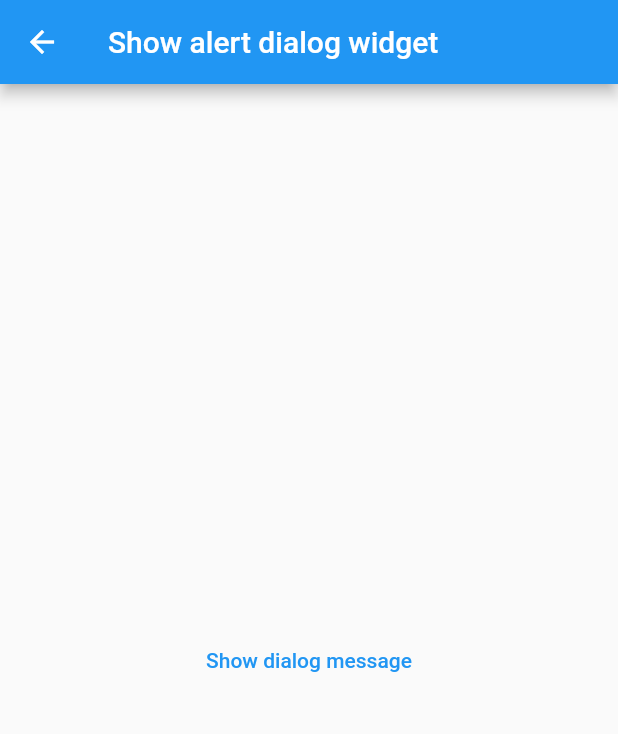
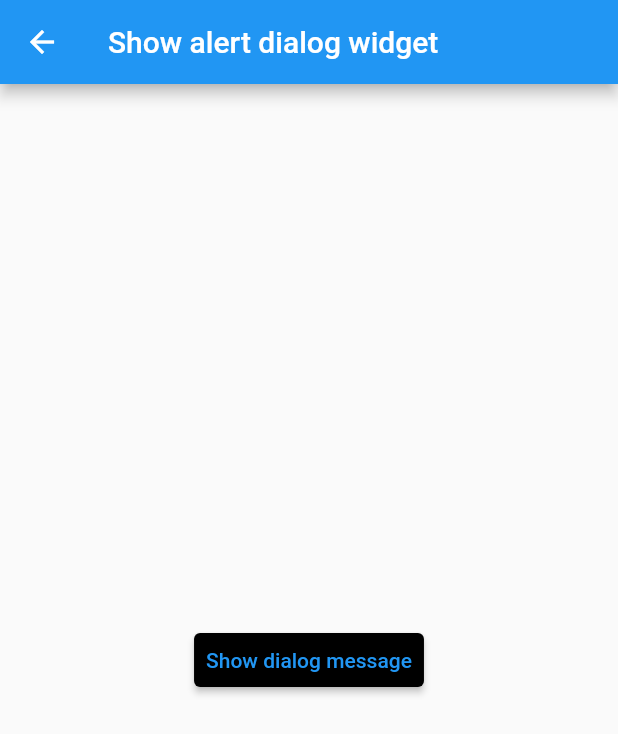
Before and after one commit to indieka900/flutterwidgets, a Flutter app: the screen it shows after launch, after a tap on "Show Dialog", on a phone screen of 412 x 824 dp. Shown: the top 734 px of the screen. Run offline on Flutter 3.47's test engine with Material 2 defaults, Android fonts, the phone set to English and light mode, and no system bars.

Commit message:
Flutter widgets

```diff
--- a/flutter_application/lib/main.dart
+++ b/flutter_application/lib/main.dart
@@ -83,7 +83,9 @@ class _MyhommiepageState extends State<Myhommiepage> {
                   },
                   child: const Text('Aboutlist Tile'),
                 ),
-                ElevatedButton(
+                Padding(
+                  padding: const EdgeInsets.only(right: 8.0),
+                  child: ElevatedButton(
                     onPressed: () {
                       setState(() {
                         Navigator.of(context).push(
@@ -95,7 +97,8 @@ class _MyhommiepageState extends State<Myhommiepage> {
                         );
                       });
                     },
-                  child: const Text('Aboutlist Tile'),
+                    child: const Text('Absorb pointer'),
+                  ),
                 ),
               ],
             ),
--- a/flutter_application/lib/widgetsexample/widget_4.dart
+++ b/flutter_application/lib/widgetsexample/widget_4.dart
@@ -11,6 +11,10 @@ class Showdialogw extends StatelessWidget {
       ),
       body: Center(
         child: TextButton(
+          style: TextButton.styleFrom(
+              backgroundColor: Colors.black,
+              animationDuration: const Duration(seconds: 2),
+              elevation: 2),
           onPressed: () {
             showDialog(
                 context: context,
```
Lines whose indentation alone changed are shown as unchanged.
